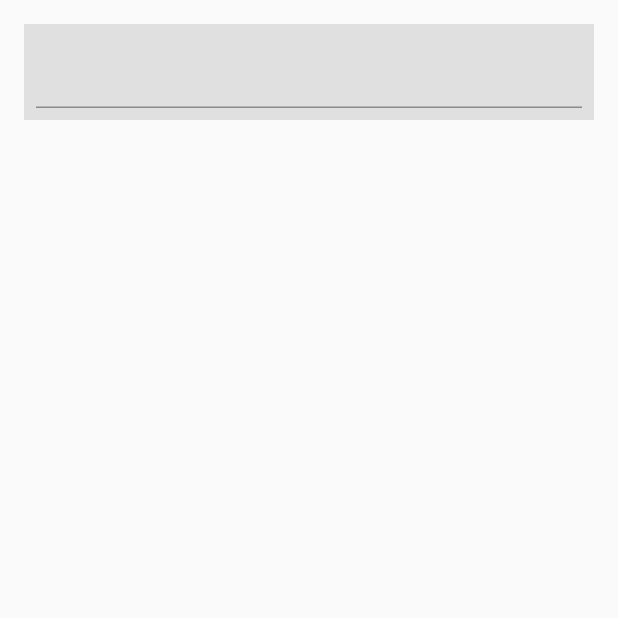
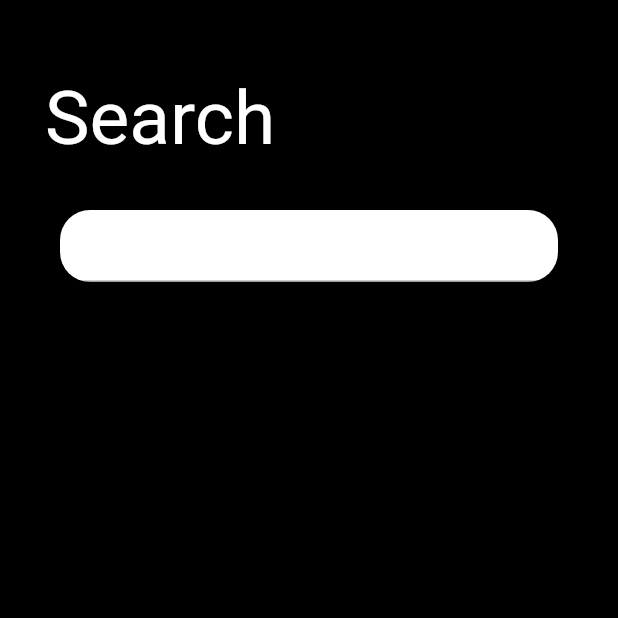
Before and after one commit to FS-CSCI150-F21/FS-CSCI150-F21-Team5, a Flutter app: the screen it shows after launch, after a tap on "Secret Portal", on a phone screen of 412 x 824 dp, the top half of it. Run offline on Flutter 3.47's test engine with Material 2 defaults, Android fonts, the phone set to English and light mode, and no system bars; our stand-ins replace cloud_firestore, firebase_auth, firebase_core, firebase_storage, get, google_sign_in and 1 more; accounts and stored records are empty.

Commit message:
implemented search page front-end

```diff
--- a/lib/main.dart
+++ b/lib/main.dart
@@ -10,6 +10,7 @@ import 'package:shared_preferences/shared_preferences.dart';
 import 'package:firebase_auth/firebase_auth.dart';
 import 'recipe.dart';
 import 'recipe_card.dart';
+import 'screens/search.dart';
 
 Future main() async {
   WidgetsFlutterBinding.ensureInitialized();
@@ -69,7 +70,7 @@ class _AppWrapperState extends State<AppWrapper> {
     Home(),
     RecipeCardPage(),
     GroceryPage(),
-    SearchPage(),
+    Search(),
   ];
 
   void _onItemTapped(int index) {
@@ -241,18 +242,3 @@ class GroceryPage extends StatelessWidget {
     return Image.asset('res/img/shakshuka.jpg');
   }
 }
-
-class SearchPage extends StatelessWidget {
-  const SearchPage({Key? key}) : super(key: key);
-  @override
-  Widget build(BuildContext context) {
-    return Scaffold(
-      body: Container(
-        color: Colors.grey[300],
-        padding: EdgeInsets.all(8.0),
-        margin: EdgeInsets.all(16.0),
-        child: TextField(),
-      ),
-    );
-  }
-}
--- a/lib/screens/login.dart
+++ b/lib/screens/login.dart
@@ -6,6 +6,7 @@ import 'package:provider/provider.dart';
 import 'package:shakshuka/services/auth_provider.dart';
 import 'package:get/get.dart';
 import 'package:shakshuka/widgets/loadding_view.dart';
+import 'search.dart';
 
 import '../main.dart';
 
@@ -89,7 +90,7 @@ class _LoginState extends State<Login> {
                       Navigator.pushReplacement(
                           context,
                           MaterialPageRoute(
-                              builder: (context) => const SearchPage()))
+                              builder: (context) => const Search()))
                     },
                     child: const Text('Secret Portal'),
                   ),
--- a/lib/screens/search.dart
+++ b/lib/screens/search.dart
@@ -3,15 +3,47 @@ import 'package:flutter/material.dart';
 
 // Juan is building this
 
-class SearchPage extends StatelessWidget {
-  const SearchPage({Key? key}) : super(key: key);
+class Search extends StatefulWidget {
+  const Search({Key? key}) : super(key: key);
+
   @override
+  _SearchState createState() => _SearchState();
+}
+
+class _SearchState extends State<Search> {
+  @override
+  // if the statemangement logic says their was an error logining in it will display a sanckbar informing the user of the error
   Widget build(BuildContext context) {
     return Scaffold(
-        body: Container(
-            color: const Color(0x00000000),
-            padding: const EdgeInsets.all(8.0),
-            margin: const EdgeInsets.all(16.0),
-            child: const TextField()));
+      body: Column(
+        children: [
+          Container(
+            alignment: Alignment.topLeft,
+            height: 100,
+            padding: const EdgeInsets.fromLTRB(30.0, 50.0, 0.0, 0.0),
+            child: Row(
+              children: const [
+                Text(
+                  "Search",
+                  style: TextStyle(fontSize: 50, color: Colors.white),
+                  textAlign: TextAlign.left,
+                ),
+              ],
+            ),
+          ),
+          Container(
+            margin: const EdgeInsets.all(40.0),
+            decoration: BoxDecoration(
+              color: Colors.white,
+              borderRadius: BorderRadius.circular(20),
+            ),
+            child: const TextField(
+              decoration: InputDecoration(),
+            ),
+          ),
+        ],
+      ),
+      backgroundColor: Colors.black,
+    );
   }
 }
```
Also changed, not shown: 3 other files.
